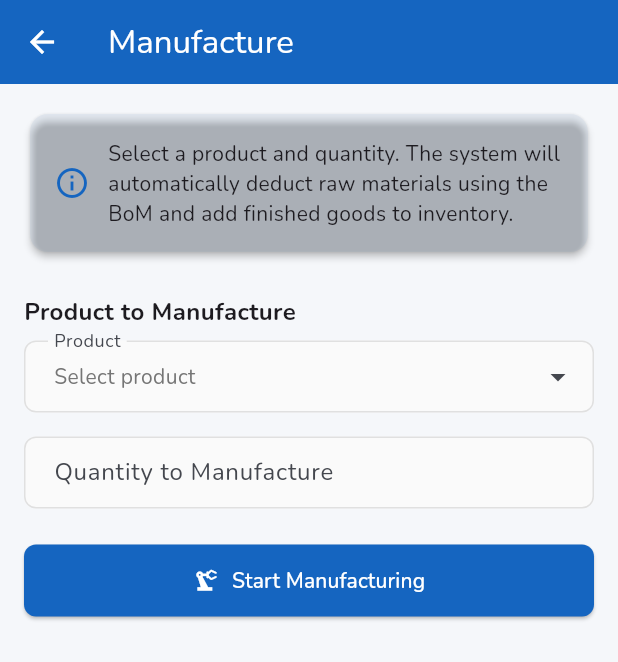
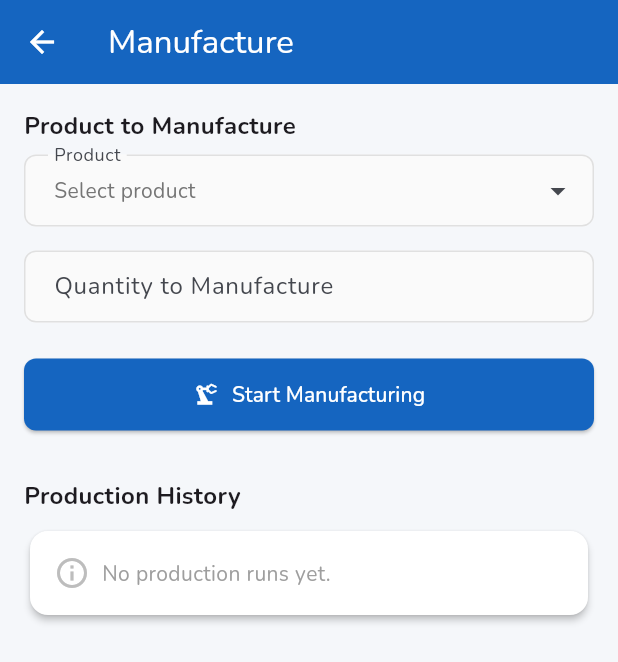
Before and after one commit to whyvav/TrivEnt, a Flutter app: the ManufactureScreen screen opened directly, on a phone screen of 412 x 824 dp. Shown: the top 662 px of the screen. Run offline on Flutter 3.47's test engine with Material 3 defaults, Android fonts, the phone set to English and light mode, and no system bars; our stand-ins replace cloud_firestore, firebase_auth, firebase_core, fl_chart, google_fonts, pdf and 2 more; accounts and stored records are empty.

Commit message:
added production history

```diff
--- a/trivent_flutter_test/lib/screens/manufacturing/manufacture_screen.dart
+++ b/trivent_flutter_test/lib/screens/manufacturing/manufacture_screen.dart
@@ -1,4 +1,5 @@
 import 'package:flutter/material.dart';
+import 'package:intl/intl.dart';
 import '../../services/firestore_service.dart';
 import '../../models/item_model.dart';
 import '../../models/bom_model.dart';
@@ -29,22 +30,6 @@ class _ManufactureScreenState extends State<ManufactureScreen> {
         child: Column(
           crossAxisAlignment: CrossAxisAlignment.start,
           children: [
-            Card(
-              color: AppTheme.primary.withValues(alpha: 0.05),
-              child: const Padding(
-                padding: EdgeInsets.all(16),
-                child: Row(children: [
-                  Icon(Icons.info_outline, color: AppTheme.primary),
-                  SizedBox(width: 12),
-                  Expanded(child: Text(
-                    'Select a product and quantity. The system will automatically '
-                    'deduct raw materials using the BoM and add finished goods to inventory.',
-                  )),
-                ]),
-              ),
-            ),
-            const SizedBox(height: 24),
-
             const Text('Product to Manufacture',
                 style: TextStyle(fontWeight: FontWeight.bold, fontSize: 16)),
             const SizedBox(height: 8),
@@ -130,6 +115,12 @@ class _ManufactureScreenState extends State<ManufactureScreen> {
                 label: Text(_loading ? 'Processing...' : 'Start Manufacturing'),
               ),
             ),
+            const SizedBox(height: 32),
+
+            const Text('Production History',
+                style: TextStyle(fontWeight: FontWeight.bold, fontSize: 16)),
+            const SizedBox(height: 8),
+            _ProductionHistory(svc: svc),
           ],
         ),
       ),
@@ -239,6 +230,7 @@ class _ManufactureScreenState extends State<ManufactureScreen> {
         productName: _selectedProduct!.name,
         qty: qty,
         bom: bom,
+        salePrice: _selectedProduct!.salePrice,
       );
 
       if (mounted) {
@@ -281,6 +273,115 @@ class _ManufactureScreenState extends State<ManufactureScreen> {
     } finally {
       setState(() => _loading = false);
     }
+  }
+}
+
+// ── Production History ────────────────────────────────────────────
+
+class _ProductionHistory extends StatelessWidget {
+  final FirestoreService svc;
+  const _ProductionHistory({required this.svc});
+
+  @override
+  Widget build(BuildContext context) {
+    final cf = NumberFormat.currency(locale: 'en_IN', symbol: '₹');
+    final df = DateFormat('dd MMM yy, hh:mm a');
+
+    return StreamBuilder<List<Map<String, dynamic>>>(
+      stream: svc.streamProductions(),
+      builder: (ctx, snap) {
+        if (snap.connectionState == ConnectionState.waiting) {
+          return const Center(child: CircularProgressIndicator());
+        }
+        final records = snap.data ?? [];
+        if (records.isEmpty) {
+          return Card(
+            child: Padding(
+              padding: const EdgeInsets.all(16),
+              child: Row(children: [
+                Icon(Icons.info_outline, color: Colors.grey.shade400),
+                const SizedBox(width: 8),
+                const Text('No production runs yet.',
+                    style: TextStyle(color: Colors.grey)),
+              ]),
+            ),
+          );
+        }
+        return Card(
+          child: Column(children: [
+            Container(
+              padding: const EdgeInsets.symmetric(horizontal: 12, vertical: 8),
+              decoration: BoxDecoration(
+                color: Colors.grey.shade100,
+                borderRadius:
+                    const BorderRadius.vertical(top: Radius.circular(12)),
+              ),
+              child: const Row(children: [
+                Expanded(flex: 4, child: Text('Product',
+                    style: TextStyle(fontWeight: FontWeight.bold, fontSize: 11))),
+                Expanded(flex: 2, child: Text('Qty',
+                    textAlign: TextAlign.right,
+                    style: TextStyle(fontWeight: FontWeight.bold, fontSize: 11))),
+                Expanded(flex: 3, child: Text('Cost (₹)',
+                    textAlign: TextAlign.right,
+                    style: TextStyle(fontWeight: FontWeight.bold, fontSize: 11))),
+                Expanded(flex: 3, child: Text('Value (₹)',
+                    textAlign: TextAlign.right,
+                    style: TextStyle(fontWeight: FontWeight.bold, fontSize: 11))),
+              ]),
+            ),
+            ...records.map((r) {
+              final name = r['productName'] as String? ?? '';
+              final qty = (r['qty'] as num?)?.toDouble() ?? 0;
+              final totalCost = (r['totalCost'] as num?)?.toDouble() ?? 0;
+              final totalValue = (r['totalValue'] as num?)?.toDouble() ?? 0;
+              final date = r['date'] != null
+                  ? DateTime.tryParse(r['date'] as String)
+                  : null;
+              return Container(
+                padding:
+                    const EdgeInsets.symmetric(horizontal: 12, vertical: 10),
+                decoration: BoxDecoration(
+                    border:
+                        Border(bottom: BorderSide(color: Colors.grey.shade100))),
+                child: Row(children: [
+                  Expanded(flex: 4, child: Column(
+                    crossAxisAlignment: CrossAxisAlignment.start,
+                    children: [
+                      Text(name,
+                          style: const TextStyle(
+                              fontWeight: FontWeight.w500, fontSize: 12)),
+                      if (date != null)
+                        Text(df.format(date),
+                            style: TextStyle(
+                                color: Colors.grey.shade500, fontSize: 10)),
+                    ],
+                  )),
+                  Expanded(flex: 2, child: Text(
+                    qty.toStringAsFixed(qty.truncateToDouble() == qty ? 0 : 2),
+                    textAlign: TextAlign.right,
+                    style: const TextStyle(fontSize: 12),
+                  )),
+                  Expanded(flex: 3, child: Text(
+                    cf.format(totalCost),
+                    textAlign: TextAlign.right,
+                    style: const TextStyle(
+                        fontSize: 12, color: AppTheme.payable),
+                  )),
+                  Expanded(flex: 3, child: Text(
+                    cf.format(totalValue),
+                    textAlign: TextAlign.right,
+                    style: const TextStyle(
+                        fontSize: 12, color: AppTheme.receivable,
+                        fontWeight: FontWeight.w500),
+                  )),
+                ]),
+              );
+            }),
+          ]),
+        );
+      },
+    );
   }
 }
 
```
Also changed, not shown: trivent_flutter_test/lib/services/firestore_service.dart (+10 -1 lines).
